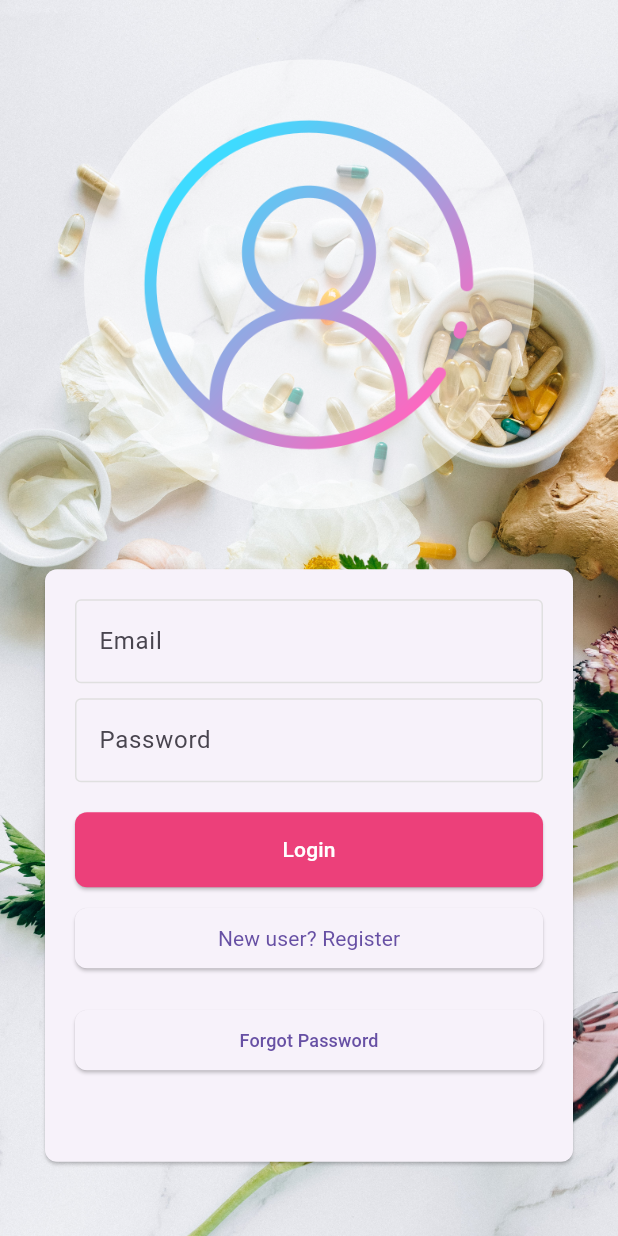
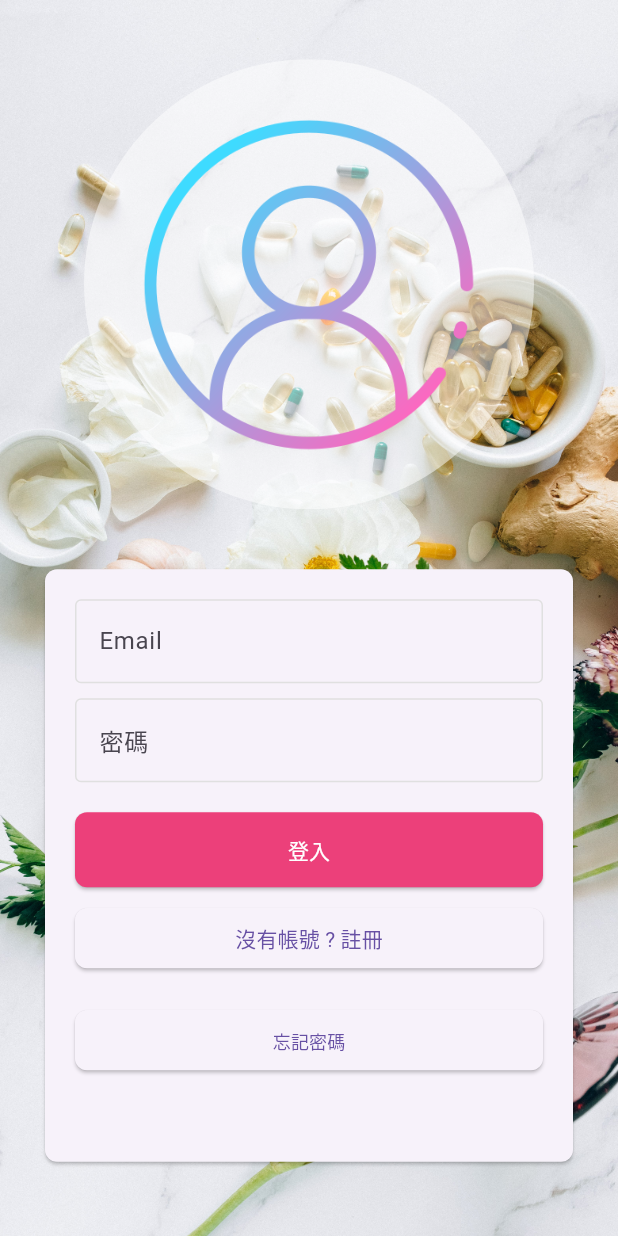
Before and after one commit to hsinyi-lin/HealNow-2.0, a Flutter app: the screen it shows after launch, on a phone screen of 412 x 824 dp. Run offline on Flutter 3.47's test engine with Material 3 defaults, Android fonts, the phone set to English and light mode, and no system bars; our stand-ins replace flutter_markdown, flutter_slidable, google_maps_flutter, image_picker, shared_preferences, sqflite; missing offline and left inert: google_maps_cluster_manager, postgres; accounts and stored records are empty.

Commit message:
Change to Chinese display

```diff
--- a/lib/screen/login.dart
+++ b/lib/screen/login.dart
@@ -13,7 +13,8 @@ class _LoginScreenState extends State<LoginScreen> {
   final TextEditingController emailController = TextEditingController();
   final TextEditingController passwordController = TextEditingController();
   final TextEditingController usernameController = TextEditingController();
-  final TextEditingController genderController = TextEditingController();
+  // final TextEditingController genderController = TextEditingController();
+  String selectGender = 'M'; // gender
 
   String loginError = '';
   bool isRegisterMode = false;
@@ -62,14 +63,14 @@ class _LoginScreenState extends State<LoginScreen> {
         }
       } else {
         setState(() {
-          loginError = 'Login failed. Please check your credentials.';
+          loginError = '登入失敗, 請確認帳號密碼';
         });
       }
     } catch (error) {
       print('Login error: $error');
       ScaffoldMessenger.of(context).showSnackBar(
         SnackBar(
-          content: Text('Failed to log in. Please try again.'),
+          content: Text('登入失敗, 請重新登入'),
           backgroundColor: Colors.red,
         ),
       );
@@ -85,13 +86,13 @@ class _LoginScreenState extends State<LoginScreen> {
   Future<void> register(
       String email, String password, String username, String gender) async {
     try {
-      if (gender != "F" && gender != "M") {
+      if (gender == null) {
         showDialog(
           context: context,
           builder: (BuildContext context) {
             return AlertDialog(
-              title: Text('Error'),
-              content: Text('Please input your gender: M or F'),
+              title: Text('性別未被選取'),
+              content: Text('請選擇性別'),
               actions: <Widget>[
                 TextButton(
                   onPressed: () {
@@ -118,20 +119,17 @@ class _LoginScreenState extends State<LoginScreen> {
           'gender': gender,
         }),
       );
-
       print('Register response status code: ${response.statusCode}');
       print('Register response body: ${response.body}');
 
       if (response.statusCode == 200) {
-        // Assuming the token is part of the response, adjust this line accordingly
         final responseData = jsonDecode(response.body);
         final token = responseData['access_token'] as String?;
 
         Navigator.pushReplacement(
           context,
           MaterialPageRoute(
-            builder: (context) =>
-                HomePage(),
+            builder: (context) => HomePage(),
           ),
         );
       } else if (response.statusCode == 400) {
@@ -142,7 +140,7 @@ class _LoginScreenState extends State<LoginScreen> {
           context: context,
           builder: (BuildContext context) {
             return AlertDialog(
-              title: Text('Account Already Exists'),
+              title: Text('已被註冊的帳號'),
               content: Text(errorMessage),
               actions: <Widget>[
                 TextButton(
@@ -183,12 +181,12 @@ class _LoginScreenState extends State<LoginScreen> {
             return StatefulBuilder(
               builder: (BuildContext context, StateSetter setState) {
                 return AlertDialog(
-                  title: Text('Enter Verification Code'),
+                  title: Text('請輸入驗證碼'),
                   contentPadding:
                       EdgeInsets.only(top: 10, bottom: 5, left: 20, right: 20),
                   content: TextField(
                     onChanged: (value) => setState(() => code = value),
-                    decoration: InputDecoration(hintText: 'Verification Code'),
+                    decoration: InputDecoration(hintText: '驗證碼'),
                   ),
                   actions: [
                     ElevatedButton(
@@ -196,7 +194,7 @@ class _LoginScreenState extends State<LoginScreen> {
                         verifyCode(email, code);
                         Navigator.of(context).pop();
                       },
-                      child: Text('Verify Code'),
+                      child: Text('驗證碼'),
                     ),
                   ],
                 );
@@ -232,11 +230,11 @@ class _LoginScreenState extends State<LoginScreen> {
       print('Response Body: ${response.body}');
 
       if (response.statusCode == 200) {
-        print('Verify successfully');
+        print('驗證成功');
         // 驗證碼驗證成功，彈出更改密碼的對話框
         showChangePasswordDialog(email, token);
       } else {
-        throw Exception('Failed to verify code');
+        throw Exception('驗證失敗');
       }
     } catch (error) {
       print('Error: $error');
@@ -253,18 +251,18 @@ class _LoginScreenState extends State<LoginScreen> {
           String new_password = '';
 
           return AlertDialog(
-            title: Text('Change Password'),
+            title: Text('更改密碼'),
             contentPadding: EdgeInsets.symmetric(vertical: 8, horizontal: 24),
             content: Container(
               height: 80, // 調整高度
               child: Column(
                 children: [
-                  Text('Enter your new password:'),
+                  Text('輸入新密碼:'),
                   TextField(
                     onChanged: (value) => new_password = value,
                     obscureText: true,
                     decoration: InputDecoration(
-                      hintText: 'New Password',
+                      hintText: '新密碼',
                     ),
                   ),
                 ],
@@ -277,7 +275,7 @@ class _LoginScreenState extends State<LoginScreen> {
                   await changePassword(email, new_password);
                   Navigator.of(context).pop(); // 關閉對話框
                 },
-                child: Text('Change Password'),
+                child: Text('更改密碼'),
               ),
             ],
           );
@@ -316,8 +314,8 @@ class _LoginScreenState extends State<LoginScreen> {
           context: _scaffoldKey.currentContext!,
           builder: (BuildContext context) {
             return AlertDialog(
-              title: Text('Password Change Successful'),
-              content: Text('Your password has been changed successfully.'),
+              title: Text('更改密碼成功'),
+              content: Text('請使用新密碼登入'),
               actions: [
                 TextButton(
                   onPressed: () {
@@ -334,8 +332,8 @@ class _LoginScreenState extends State<LoginScreen> {
           context: _scaffoldKey.currentContext!,
           builder: (BuildContext context) {
             return AlertDialog(
-              title: Text('Error'),
-              content: Text('Failed to change password. Please try again.'),
+              title: Text('更改密碼失敗'),
+              content: Text('請再試一次'),
               actions: [
                 TextButton(
                   onPressed: () {
@@ -384,9 +382,13 @@ class _LoginScreenState extends State<LoginScreen> {
                       borderRadius: BorderRadius.circular(150),
                       child: Container(
                         color: Colors.white.withOpacity(0.5),
-                        child: Image.asset(
-                          'assets/images/login.png',
-                          fit: BoxFit.cover,
+                        // 因圖示被壓縮改成 AspectRatio
+                        child: AspectRatio(
+                          aspectRatio: 1.0,
+                          child: Image.asset(
+                            'assets/images/login.png',
+                            fit: BoxFit.cover,
+                          ),
                         ),
                       ),
                     ),
@@ -420,7 +422,7 @@ class _LoginScreenState extends State<LoginScreen> {
                           TextField(
                             controller: passwordController,
                             decoration: InputDecoration(
-                              labelText: 'Password',
+                              labelText: '密碼',
                               focusedBorder: OutlineInputBorder(
                                 borderSide:
                                     BorderSide(color: Colors.cyan.shade100),
@@ -437,7 +439,7 @@ class _LoginScreenState extends State<LoginScreen> {
                             TextField(
                               controller: usernameController,
                               decoration: InputDecoration(
-                                labelText: 'Username',
+                                labelText: '用戶名稱',
                                 focusedBorder: OutlineInputBorder(
                                   borderSide: BorderSide(
                                       color: Colors.deepOrange.shade100),
@@ -449,17 +451,46 @@ class _LoginScreenState extends State<LoginScreen> {
                               ),
                             ),
                             SizedBox(height: 10),
-                            TextField(
-                              controller: genderController,
-                              decoration: InputDecoration(
-                                labelText: 'Gender',
-                                focusedBorder: OutlineInputBorder(
-                                  borderSide:
-                                      BorderSide(color: Colors.blue.shade100),
+                            // Gender
+                            Align(
+                              alignment: Alignment.centerLeft,
+                              //性別選單
+                              child: Container(
+                                margin: EdgeInsets.only(top: 10),
+                                decoration: BoxDecoration(
+                                  borderRadius: BorderRadius.circular(8.0),
+                                  border: Border.all(
+                                      color: Color.fromARGB(36, 225, 39, 101),
+                                      width: 0.5),
                                 ),
-                                enabledBorder: OutlineInputBorder(
-                                  borderSide:
-                                      BorderSide(color: Colors.grey[300]!),
+                                child: DropdownButton<String>(
+                                  value: selectGender,
+                                  items: ['M', 'F'].map((String value) {
+                                    return DropdownMenuItem<String>(
+                                      value: value,
+                                      child: Padding(
+                                        padding: const EdgeInsets.all(8.0),
+                                        child: Text(value),
+                                      ),
+                                    );
+                                  }).toList(),
+                                  onChanged: (String? newValue) {
+                                    if (newValue != null) {
+                                      setState(() {
+                                        selectGender = newValue;
+                                      });
+                                    }
+                                  },
+                                  dropdownColor: Colors.white,
+                                  style: TextStyle(color: Colors.black),
+                                  icon: Icon(Icons.arrow_drop_down,
+                                      color: const Color.fromARGB(
+                                          144, 233, 30, 98)),
+                                  underline: Container(
+                                    height: 0,
+                                  ),
+                                  elevation: 1,
+                                  isExpanded: true,
                                 ),
                               ),
                             ),
@@ -474,7 +505,7 @@ class _LoginScreenState extends State<LoginScreen> {
                                     emailController.text,
                                     passwordController.text,
                                     usernameController.text,
-                                    genderController.text,
+                                    selectGender,
                                   );
                                 } else {
                                   login(
@@ -492,7 +523,7 @@ class _LoginScreenState extends State<LoginScreen> {
                                 fixedSize: Size(double.infinity, 50),
                               ),
                               child: Text(
-                                isRegisterMode ? 'Register' : 'Login',
+                                isRegisterMode ? '註冊' : '登入',
                                 style: TextStyle(
                                   color: Colors.white,
                                   fontWeight: FontWeight.w500,
@@ -511,9 +542,7 @@ class _LoginScreenState extends State<LoginScreen> {
                                 ),
                               ),
                               child: Text(
-                                isRegisterMode
-                                    ? 'Already have an account? Login'
-                                    : 'New user? Register',
+                                isRegisterMode ? '已經有帳號 ? 登入' : '沒有帳號 ? 註冊',
                                 style: TextStyle(
                                   fontWeight: FontWeight.w400,
                                 ),
@@ -536,12 +565,12 @@ class _LoginScreenState extends State<LoginScreen> {
                                             builder: (BuildContext context,
                                                 StateSetter setState) {
                                               return AlertDialog(
-                                                title: Text('Forgot Password'),
+                                                title: Text('忘記密碼'),
                                                 content: Container(
                                                   height: 80, // 調整高度
                                                   child: Column(
                                                     children: [
-                                                      Text('Enter your email:'),
+                                                      Text('輸入Email'),
                                                       TextField(
                                                         onChanged: (value) =>
                                                             setState(() =>
@@ -563,7 +592,7 @@ class _LoginScreenState extends State<LoginScreen> {
                                                           .pop();
                                                     },
                                                     child: Text(
-                                                        'Send Verification Code'),
+                                                        '發送驗證碼'),
                                                   ),
                                                 ],
                                               );
@@ -579,7 +608,7 @@ class _LoginScreenState extends State<LoginScreen> {
                                       ),
                                     ),
                                     child: Text(
-                                      'Forgot Password',
+                                      '忘記密碼',
                                       style: TextStyle(fontSize: 12),
                                     ),
                                   ),
```
Also changed, not shown: lib/screen/user_screen.dart (+46 -25 lines).
